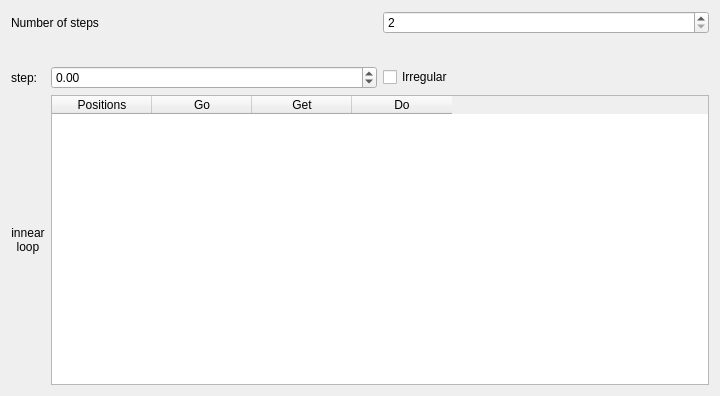
Old version of the form positionlist.ui in the repository AustralianSynchrotron/ctgui.
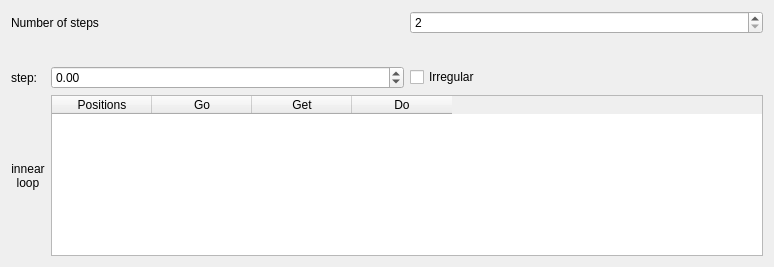
New version of the form. Custom widgets are drawn as their Qt base class.

Diff of the .ui file:
```diff
--- a/positionlist.ui
+++ b/positionlist.ui
@@ -6,8 +6,8 @@
    <rect>
     <x>0</x>
     <y>0</y>
-    <width>720</width>
-    <height>396</height>
+    <width>774</width>
+    <height>267</height>
    </rect>
   </property>
   <property name="windowTitle">
```
Left out of the diff: 160 changed lines with no effect on the pictures.
